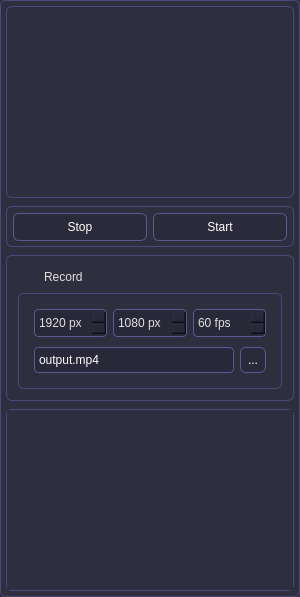
First picture: the form in src/Options.ui, repository willmh93/QtSim, before the edit.
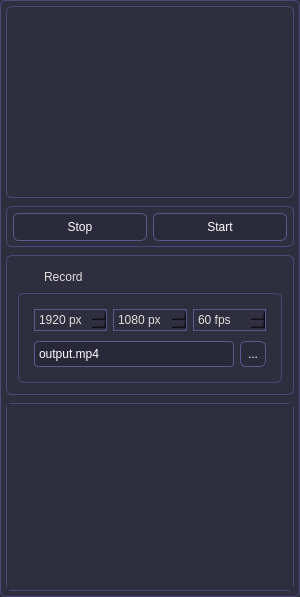
Second picture: the form after the edit. Custom widgets are drawn as their Qt base class.

Diff of the .ui file:
```diff
--- a/src/Options.ui
+++ b/src/Options.ui
@@ -82,7 +82,7 @@
 
 
 /* SpinBox */
-QSpinBox {
+/*QSpinBox {
     background-color: #282838;
     color: #E0E0E0;
     border: 2px solid #5A5A8E;
@@ -90,14 +90,14 @@
     min-height: 22px;
     font-size: 12px;
     padding: 2px;
-}
+}*/
 
 /*QSpinBox::up-button, QSpinBox::down-button {
     border: 2px solid #5A5A8E;
     border-radius: 1px;
     color: #FFFFFF;
     background: transparent;
-}*/
+}
 
 
 /* Buttons */
@@ -585,7 +585,7 @@
              <x>0</x>
              <y>0</y>
              <width>284</width>
-             <height>184</height>
+             <height>191</height>
             </rect>
            </property>
            <property name="sizePolicy">
```
Left out of the diff: 2 changed lines with no effect on the pictures.
